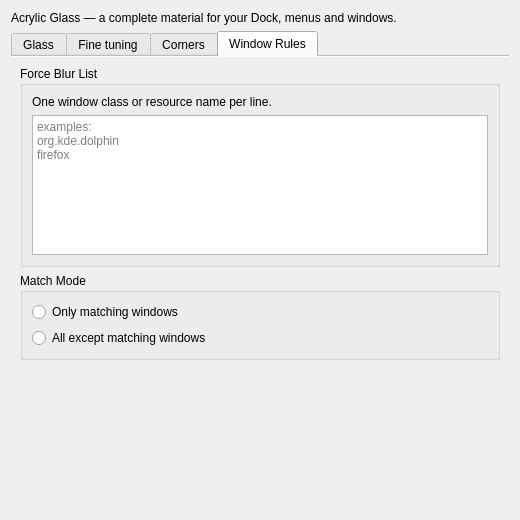
Before: the Qt Designer form src/offline/kwin-effects/acrylic-glass/src/kcm/config.ui in RoxasYTB/macos-tahoe-liquid-kde, drawn with Qt 5.
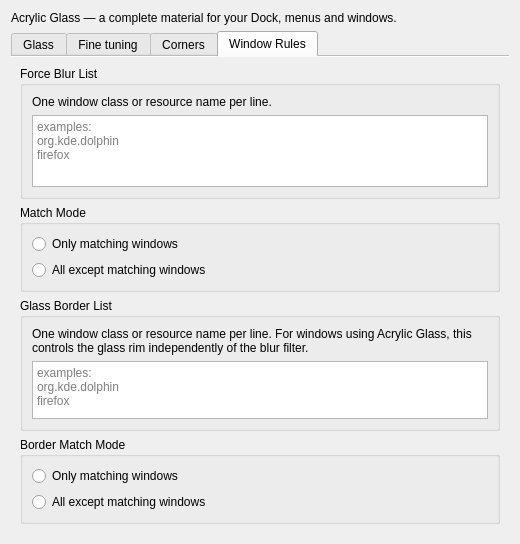
After: the same form once the commit is applied. The open tabs and pages were chosen to show the change. Custom widgets are drawn as their Qt base class.

Commit message:
fix(glass): tune reflections and border rules
Disable window translucency while moving to reduce rendering cost.

```diff
--- a/src/offline/kwin-effects/acrylic-glass/src/kcm/config.ui
+++ b/src/offline/kwin-effects/acrylic-glass/src/kcm/config.ui
@@ -654,6 +654,63 @@
          </layout>
         </widget>
        </item>
+       <item>
+        <widget class="QGroupBox" name="groupWindowBorderList">
+         <property name="title">
+          <string>Glass Border List</string>
+         </property>
+         <layout class="QVBoxLayout" name="verticalLayoutBorderList">
+          <item>
+           <widget class="QLabel" name="labelWindowBorderClassesHelp">
+            <property name="text">
+             <string>One window class or resource name per line. For windows using Acrylic Glass, this controls the glass rim independently of the blur filter.</string>
+            </property>
+            <property name="wordWrap">
+             <bool>true</bool>
+            </property>
+           </widget>
+          </item>
+          <item>
+           <widget class="QPlainTextEdit" name="kcfg_WindowBorderClasses">
+            <property name="maximumSize">
+             <size>
+              <width>16777215</width>
+              <height>120</height>
+             </size>
+            </property>
+            <property name="placeholderText">
+             <string>examples:
+org.kde.dolphin
+firefox</string>
+            </property>
+           </widget>
+          </item>
+         </layout>
+        </widget>
+       </item>
+       <item>
+        <widget class="QGroupBox" name="groupBorderMatchMode">
+         <property name="title">
+          <string>Border Match Mode</string>
+         </property>
+         <layout class="QVBoxLayout" name="verticalLayoutBorderMatchMode">
+          <item>
+           <widget class="QRadioButton" name="kcfg_WindowBorderMatching">
+            <property name="text">
+             <string>Only matching windows</string>
+            </property>
+           </widget>
+          </item>
+          <item>
+           <widget class="QRadioButton" name="kcfg_WindowBorderNonMatching">
+            <property name="text">
+             <string>All except matching windows</string>
+            </property>
+           </widget>
+          </item>
+         </layout>
+        </widget>
+       </item>
        <item>
         <spacer name="verticalSpacerRules">
          <property name="orientation">
```
The commit also changes 8 other files.
